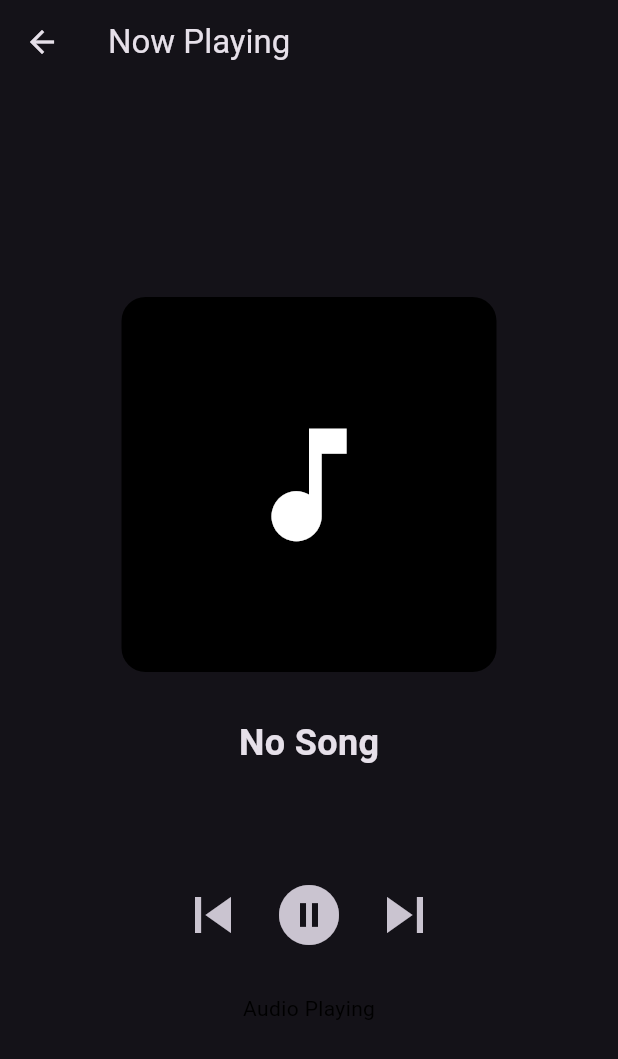
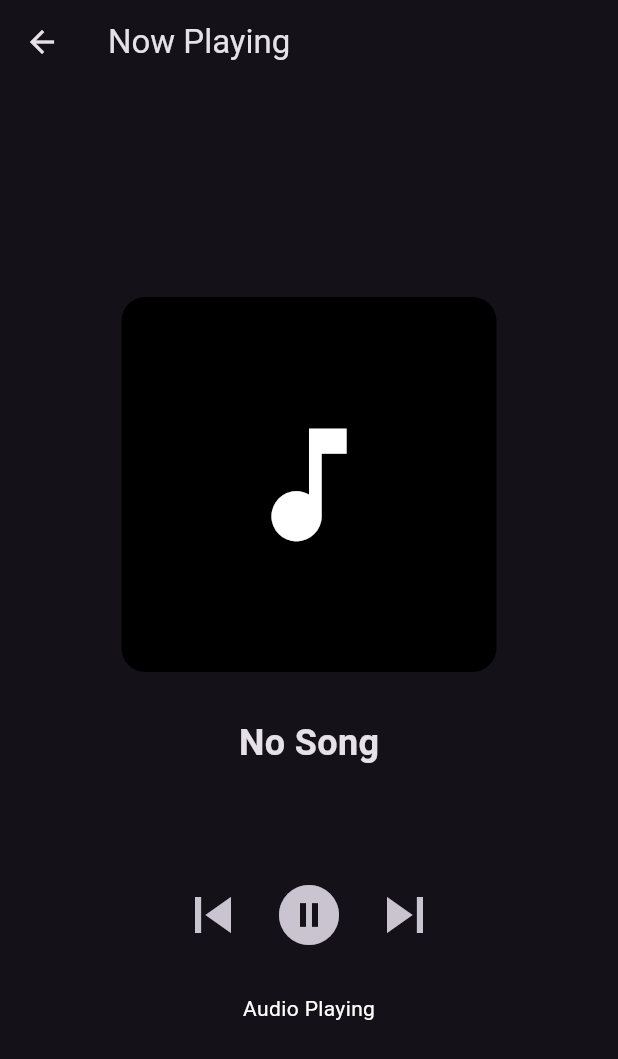
Before and after one commit to Superjzz12138/SocialAnxi-Project2, a Flutter app: the MusicPlayerScreen screen opened directly with empty values, on a phone screen of 412 x 824 dp. Shown: the top 1059 px of the screen. Run offline on Flutter 3.47's test engine with Material 3 defaults, Android fonts, the light colour scheme and no system bars; our stand-ins replace cloud_firestore, firebase_auth, firebase_core, just_audio; accounts and stored records are empty.

Commit message:
feat: implement audio player page

```diff
--- a/socialanxi_project2/lib/features/player/music_player_screen.dart
+++ b/socialanxi_project2/lib/features/player/music_player_screen.dart
@@ -90,7 +90,7 @@ class _MusicPlayerScreenState extends State<MusicPlayerScreen> {
             ),
             Text(
               currentSong?.artist ?? '',
-              style: const TextStyle(fontSize: 18, color: Colors.black),
+              style: const TextStyle(fontSize: 18, color: Colors.white),
             ),
             const SizedBox(height: 40,),
 
@@ -114,7 +114,7 @@ class _MusicPlayerScreenState extends State<MusicPlayerScreen> {
             ),
 
             const SizedBox(height: 20,),
-            const Text('Audio Playing', style: TextStyle(color: Colors.black),),
+            const Text('Audio Playing', style: TextStyle(color: Colors.white),),
           ],
         ),
 
```
Also changed, not shown: socialanxi_project2/lib/features/room/room_lobby_screen.dart (+29 -1 lines).
